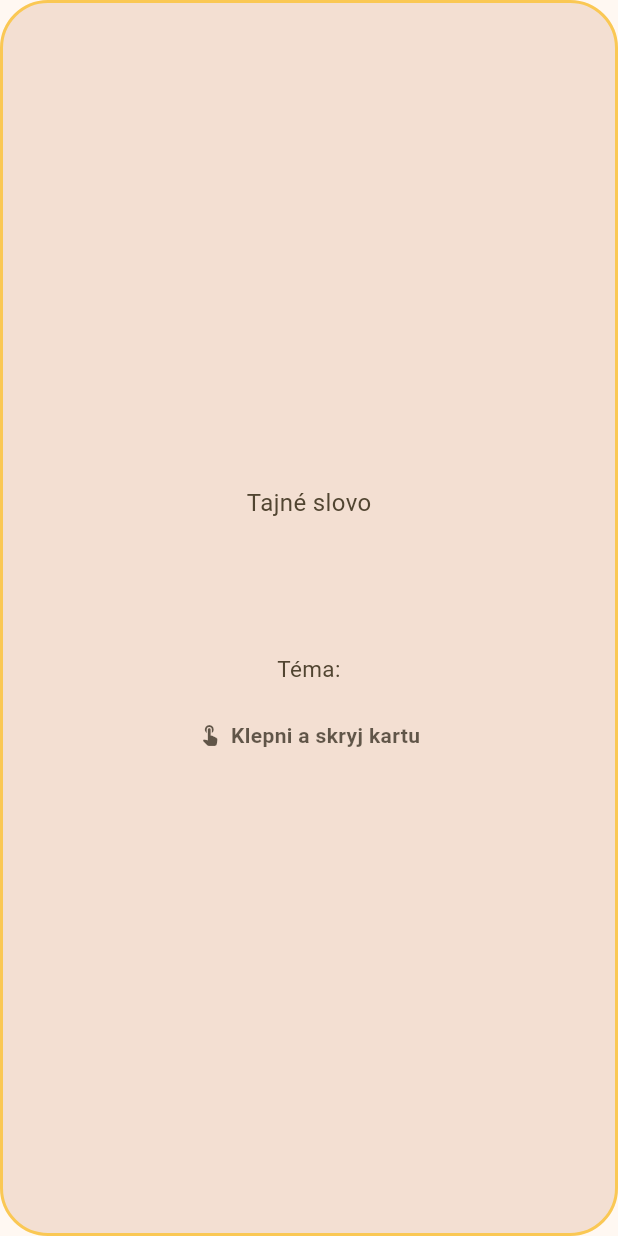
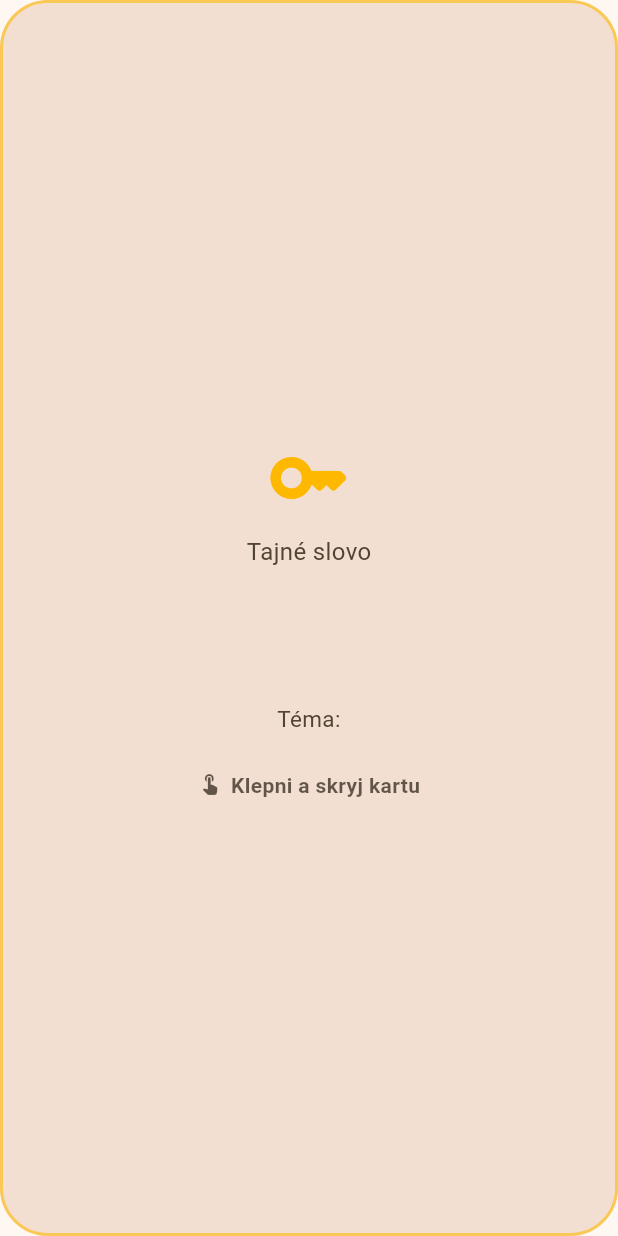
Before and after one commit to radys-s/impostor, a Flutter app: the _CardBack widget shown alone on an empty page, opened directly with empty values, on a phone screen of 412 x 824 dp. Run offline on Flutter 3.47's test engine with Material 3 defaults, Android fonts, the phone set to English and light mode, and no system bars; our stand-ins replace shared_preferences; accounts and stored records are empty.

Commit message:
Same icon and text colours on every role card; tidy the audit ranking
Review follow-up: the impostor still had a red icon that no other card had.
Every role now shows its icon at the same size in the context accent, and
the test also compares icon colours (and covers jester and undercover).

```diff
--- a/lib/screens/reveal_screen.dart
+++ b/lib/screens/reveal_screen.dart
@@ -344,7 +344,7 @@ class _CardBack extends StatelessWidget {
     final ctx = AppScope.of(context).playContext;
     // Every role gets the same card surface. A bright red impostor card would
     // light up the holder's face in a dark room and give them away; the role
-    // shows only in the icon and the text.
+    // shows only in the text.
     final special = role.badge != null;
     final impostor = role.kind == RoleKind.impostor;
     final fg = scheme.onSurface;
@@ -363,9 +363,11 @@ class _CardBack extends StatelessWidget {
           child: Column(
             mainAxisSize: MainAxisSize.min,
             children: [
+              // Every role has an icon of the same size and colour, so not even
+              // a coloured blob tells the roles apart from the side.
+              Icon(role.icon, size: 56, color: ctx.accent),
+              const SizedBox(height: 10),
               if (special) ...[
-                Icon(role.icon, size: impostor ? 64 : 48, color: role.gradient!.colors.first),
-                const SizedBox(height: 10),
                 FittedBox(
                   child: Text(
                     role.badge!,
@@ -396,7 +398,7 @@ class _CardBack extends StatelessWidget {
                   child: Text(
                     line,
                     textAlign: TextAlign.center,
-                    style: TextStyle(color: special ? fg : sub, fontSize: special ? 17 : 15, height: 1.3),
+                    style: TextStyle(color: sub, fontSize: 15, height: 1.3),
                   ),
                 ),
               const SizedBox(height: 24),
```
Also changed, not shown: 2 other files.
